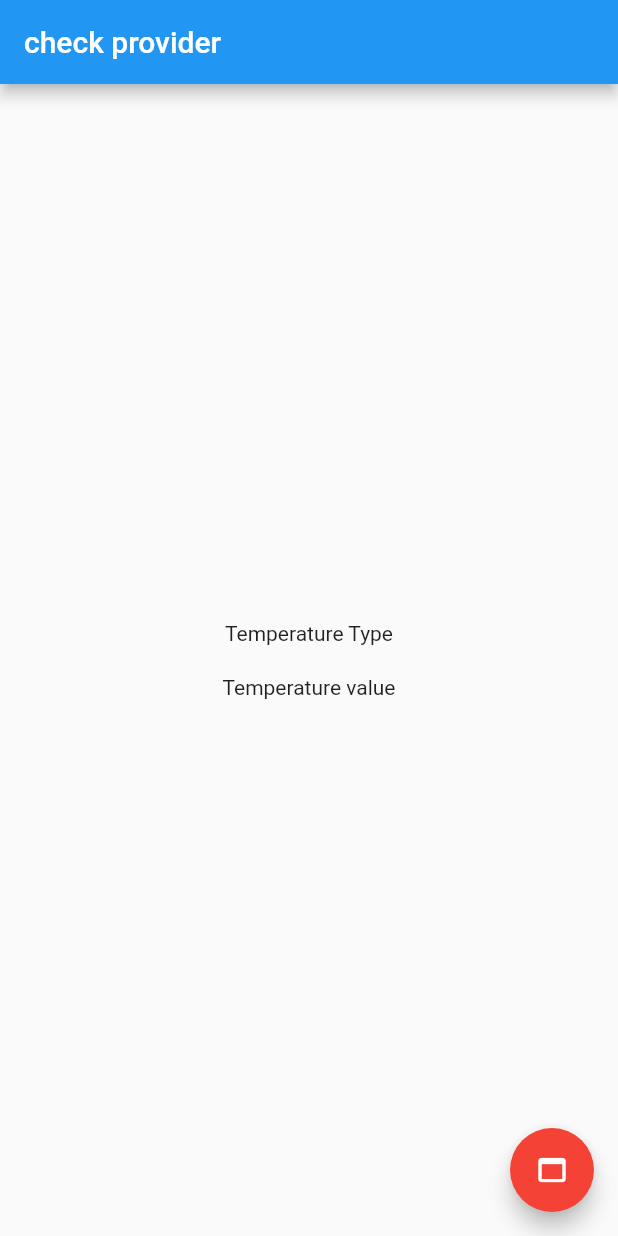
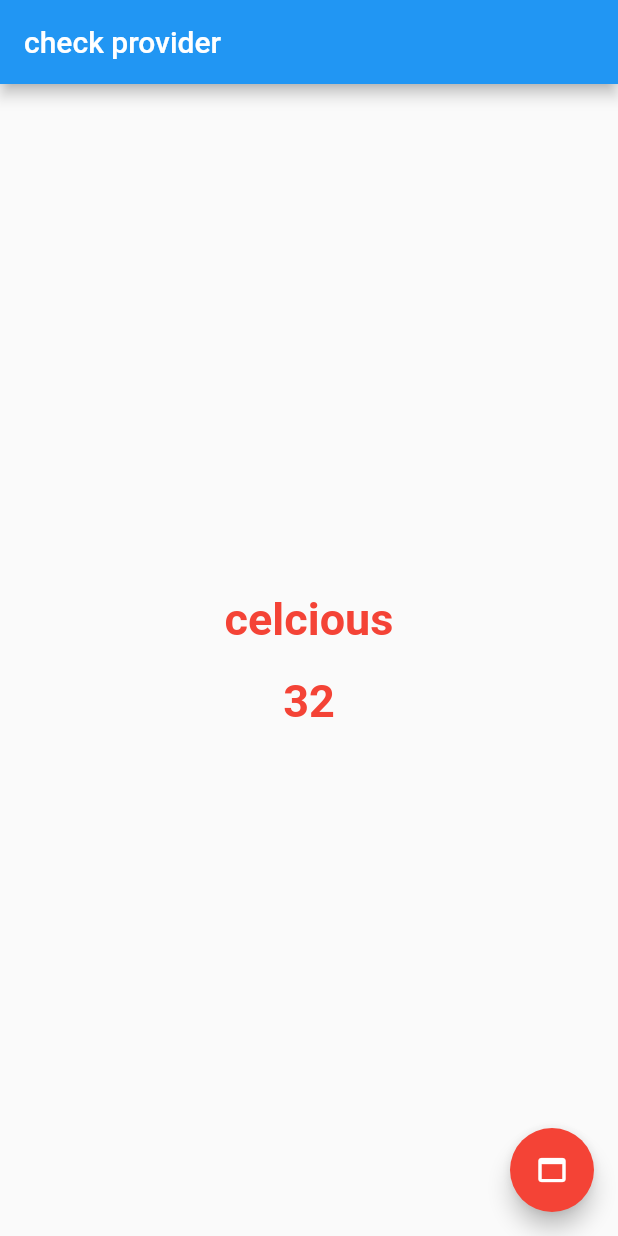
Before and after one commit to Rikanthan/provider, a Flutter app: the screen it shows after launch, after a tap on the "web asset" icon, on a phone screen of 412 x 824 dp. Run offline on Flutter 3.47's test engine with Material 2 defaults, Android fonts, the phone set to English and light mode, and no system bars.

```diff
--- a/lib/Weather.dart
+++ b/lib/Weather.dart
@@ -1,4 +1,9 @@
-class Weather
+
+
+
+import 'package:flutter/foundation.dart';
+
+class Weather with ChangeNotifier
 {
   String _temptype="faranide";
   int _temperatureValue=98;
@@ -7,12 +12,14 @@ class Weather
 
   String get temperatureType => _temptype;
 
-  set temparature(int newTemp)
+  set temparatureVal(int newTemp)
   {
     _temperatureValue=newTemp;
+    notifyListeners();
   }
   set temparatureType(String newType)
   {
     _temptype=newType;
+    notifyListeners();
   }
 }
--- a/lib/main.dart
+++ b/lib/main.dart
@@ -1,4 +1,7 @@
 import 'package:flutter/material.dart';
+import 'package:provider/provider.dart';
+
+import 'Weather.dart';
 
 void main() => runApp(MyApp());
 
@@ -20,7 +23,9 @@ class MyApp extends StatelessWidget {
 class MyHomePage extends StatelessWidget {
   @override
   Widget build(BuildContext context) {
-    return Scaffold(
+    return ChangeNotifierProvider(
+      builder: (context) => Weather(),
+      child: Scaffold(
         appBar: AppBar(
           title:Text("check provider"),
         ),
@@ -35,36 +40,64 @@ class MyHomePage extends StatelessWidget {
           ),
         ),
         floatingActionButton: MyfloatingBtn(),
+      ),
     );
   }
 }
 class MyHeading extends StatelessWidget {
+  Color decideColor(Weather info){
+    return info.temperatureType == "faranide" ?Colors.green:Colors.red;
+  }
+
+
+
   @override
   Widget build(BuildContext context) {
+    var weather=Provider.of<Weather>(context);
+
     return Padding(
       padding: const EdgeInsets.all(10.0),
-      child:Text("Temperature Type"),
+      child:Text(weather.temperatureType,style: TextStyle(fontWeight:FontWeight.bold,fontSize:30,color: decideColor(weather)) ,),
     );
   }
 }
 
 
 class MyContent extends StatelessWidget {
+  Color decideColor(Weather info){
+    return info.temperatureVal == 98 ?Colors.green:Colors.red;
+  }
+
   @override
   Widget build(BuildContext context) {
+    var weather=Provider.of<Weather>(context);
     return Padding(
       padding: const EdgeInsets.all(10.0),
-      child:Text("Temperature value"),
+      child:Text((weather.temperatureVal).toString(),style: TextStyle(fontWeight:FontWeight.bold,fontSize:30,color: decideColor(weather)) ,),
     );
   }
 }
 
 class MyfloatingBtn extends StatelessWidget {
+  Color decideColor(Weather info){
+    return info.temperatureType == "faranide" ?Colors.green:Colors.red;
+  }
+
+
+
   @override
   Widget build(BuildContext context) {
+
+
+    var weather=Provider.of<Weather>(context);
     return FloatingActionButton(
-      backgroundColor: Colors.red,
-      onPressed: (){}
+      backgroundColor: decideColor(weather),
+      onPressed: (){
+        String newWeathertype = weather.temperatureType == "faranide" ?"celcious":"faranide";
+        weather.temparatureType=newWeathertype;
+        int newWeathervalue = weather.temperatureVal == 98 ?32:98;
+        weather.temparatureVal=newWeathervalue;
+      }
       ,
       tooltip: 'Change Type',
       child: Icon(Icons.web_asset),
--- a/pubspec.yaml
+++ b/pubspec.yaml
@@ -17,6 +17,7 @@ environment:
   sdk: ">=2.1.0 <3.0.0"
 
 dependencies:
+  provider: ^3.0.0
   flutter:
     sdk: flutter
 
```
Also changed, not shown: pubspec.lock. Lines whose indentation alone changed are shown as unchanged.
